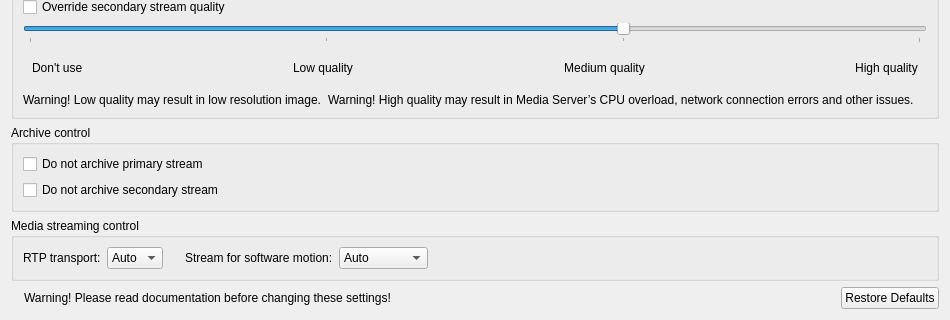
Above: client/src/ui/widgets/properties/expert_settings_widget.ui from networkoptix/nx_open before the change; both pictures show x 0 to 950 and y 156 to 476 of the 950 by 476 pixel window. Below: the same form after it.
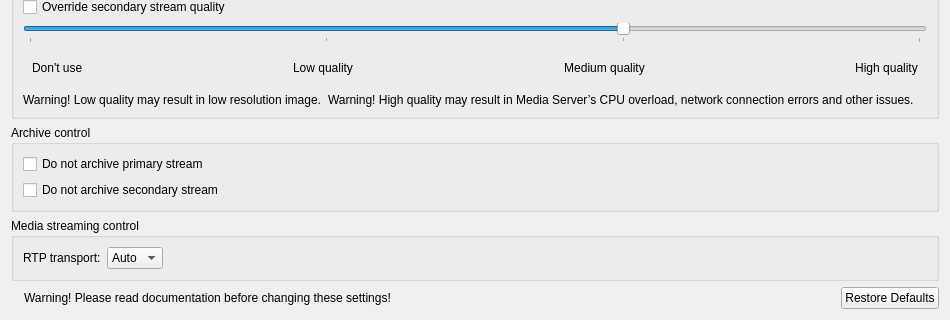
That is the form after the change. Icons and pictures are not drawn.

Commit message:
remove option "motion stream"
<==== Mercurial data ====>
Branch: roma_pack2

The edit to the form file:
```diff
--- a/client/src/ui/widgets/properties/expert_settings_widget.ui
+++ b/client/src/ui/widgets/properties/expert_settings_widget.ui
@@ -271,48 +271,6 @@
            </item>
           </widget>
          </item>
-         <item>
-          <spacer name="horizontalSpacer_6">
-           <property name="orientation">
-            <enum>Qt::Horizontal</enum>
-           </property>
-           <property name="sizeType">
-            <enum>QSizePolicy::Fixed</enum>
-           </property>
-           <property name="sizeHint" stdset="0">
-            <size>
-             <width>16</width>
-             <height>20</height>
-            </size>
-           </property>
-          </spacer>
-         </item>
-         <item>
-          <widget class="QLabel" name="label">
-           <property name="text">
-            <string>Stream for software motion:</string>
-           </property>
-          </widget>
-         </item>
-         <item>
-          <widget class="QComboBox" name="comboBoxMotionStream">
-           <item>
-            <property name="text">
-             <string>Auto</string>
-            </property>
-           </item>
-           <item>
-            <property name="text">
-             <string>Primary</string>
-            </property>
-           </item>
-           <item>
-            <property name="text">
-             <string>Secondary</string>
-            </property>
-           </item>
-          </widget>
-         </item>
          <item>
           <spacer name="horizontalSpacer_5">
            <property name="orientation">
```
Left out of the diff: 1 changed line with no effect on the pictures. The commit also changes 1 other file.
